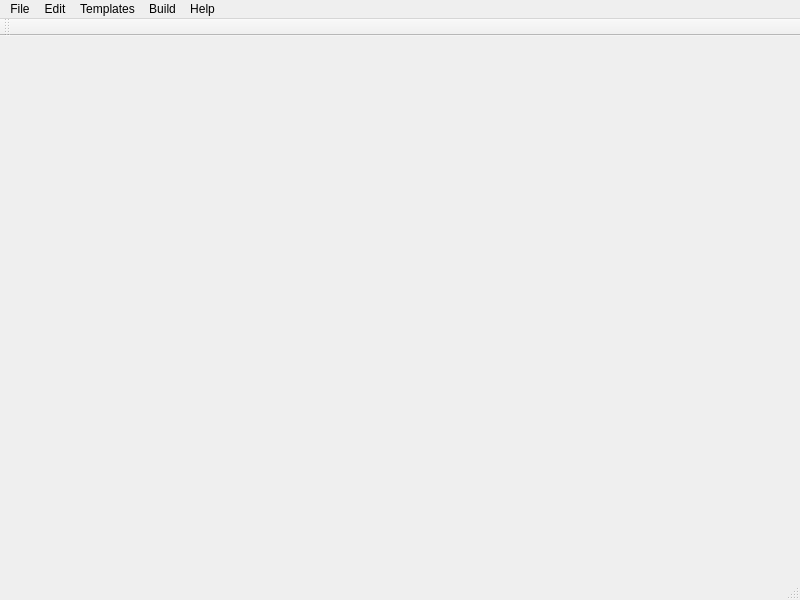
Before: the Qt Designer form trunc/src/kuzya.ui in PLLUG/kuzya, drawn with Qt 5.
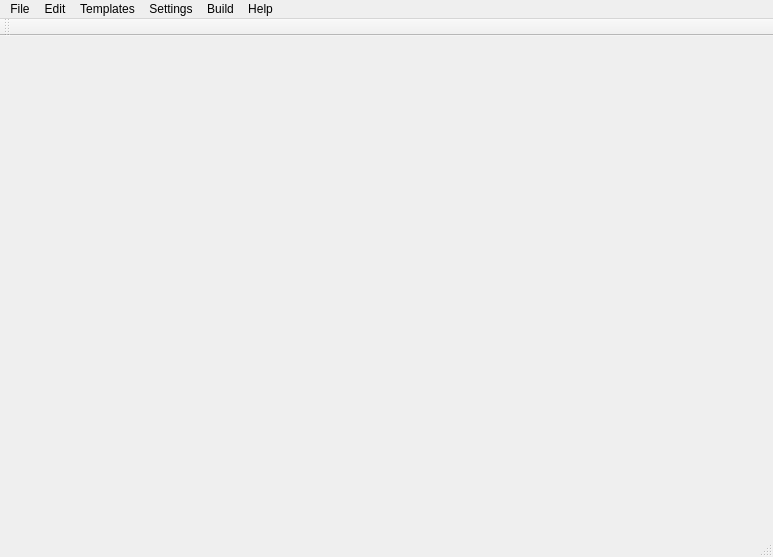
After: the same form once the commit is applied. Icons and pictures are not drawn.

Commit message: +New class Compiler. +Compiler tab in options dialog. +Various bugs fixed. Kuzya is still only under development.

What changed in the file:
```diff
--- a/trunc/src/kuzya.ui
+++ b/trunc/src/kuzya.ui
@@ -1,12 +1,12 @@
 <ui version="4.0" >
  <class>kuzyaForm</class>
- <widget class="QMainWindow" name="kuzyaForm" >
-  <property name="geometry" >
+ <widget class="QMainWindow" name="kuzyaForm">
+  <property name="geometry">
    <rect>
     <x>0</x>
     <y>0</y>
-    <width>800</width>
-    <height>600</height>
+    <width>773</width>
+    <height>557</height>
    </rect>
   </property>
   <property name="windowTitle" >
@@ -15,18 +15,18 @@
   <property name="windowIcon" >
    <iconset resource="images.qrc" >:/menu/images/bkuzya.png</iconset>
   </property>
-  <widget class="QWidget" name="centralwidget" />
-  <widget class="QMenuBar" name="menubar" >
-   <property name="geometry" >
+  <widget class="QWidget" name="centralwidget"/>
+  <widget class="QMenuBar" name="menubar">
+   <property name="geometry">
     <rect>
      <x>0</x>
      <y>0</y>
-     <width>800</width>
-     <height>29</height>
+     <width>773</width>
+     <height>21</height>
     </rect>
    </property>
-   <widget class="QMenu" name="menuFile" >
-    <property name="title" >
+   <widget class="QMenu" name="menuFile">
+    <property name="title">
      <string>File</string>
     </property>
     <addaction name="actionNew" />
@@ -36,8 +36,8 @@
     <addaction name="separator" />
     <addaction name="actionExit" />
    </widget>
-   <widget class="QMenu" name="menuEdit" >
-    <property name="title" >
+   <widget class="QMenu" name="menuEdit">
+    <property name="title">
      <string>Edit</string>
     </property>
     <addaction name="actionUndo" />
@@ -49,21 +49,41 @@
     <addaction name="actionGoToLine" />
     <addaction name="actionGoToMatchingBracket" />
    </widget>
-   <widget class="QMenu" name="menuBuild" >
-    <property name="title" >
+   <widget class="QMenu" name="menuBuild">
+    <property name="geometry">
+     <rect>
+      <x>465</x>
+      <y>197</y>
+      <width>120</width>
+      <height>82</height>
+     </rect>
+    </property>
+    <property name="minimumSize">
+     <size>
+      <width>120</width>
+      <height>0</height>
+     </size>
+    </property>
+    <property name="baseSize">
+     <size>
+      <width>150</width>
+      <height>0</height>
+     </size>
+    </property>
+    <property name="title">
      <string>Build</string>
     </property>
     <addaction name="actionCompile" />
     <addaction name="actionRun" />
    </widget>
-   <widget class="QMenu" name="menuHelp" >
-    <property name="title" >
+   <widget class="QMenu" name="menuHelp">
+    <property name="title">
      <string>Help</string>
     </property>
     <addaction name="actionAbout" />
    </widget>
-   <widget class="QMenu" name="menuTemplates" >
-    <property name="title" >
+   <widget class="QMenu" name="menuTemplates">
+    <property name="title">
      <string>Templates</string>
     </property>
     <widget class="QMenu" name="menVar" >
@@ -182,11 +202,18 @@
     <addaction name="menuFlow_Controll" />
     <addaction name="menuAcception" />
    </widget>
-   <addaction name="menuFile" />
-   <addaction name="menuEdit" />
-   <addaction name="menuTemplates" />
-   <addaction name="menuBuild" />
-   <addaction name="menuHelp" />
+   <widget class="QMenu" name="menuSettings">
+    <property name="title">
+     <string>Settings</string>
+    </property>
+    <addaction name="actionCommon"/>
+   </widget>
+   <addaction name="menuFile"/>
+   <addaction name="menuEdit"/>
+   <addaction name="menuTemplates"/>
+   <addaction name="menuSettings"/>
+   <addaction name="menuBuild"/>
+   <addaction name="menuHelp"/>
   </widget>
   <widget class="QStatusBar" name="statusbar" />
   <widget class="QToolBar" name="toolBar" >
```
Left out of the diff: 737 changed lines with no effect on the pictures. The commit also changes 21 other files.
